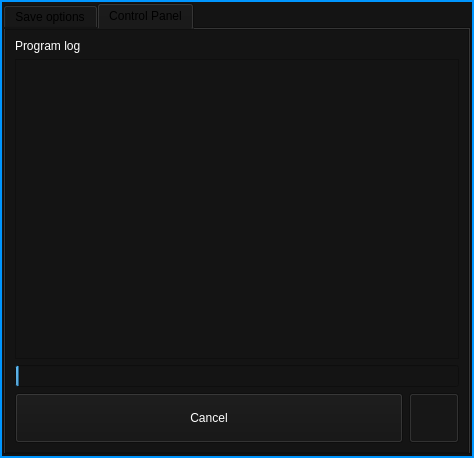
This is src/ui/measure_dialog.ui in ligerr13/PE_Spectroradiometer as Qt 5 draws it before an edit. The edited form follows.
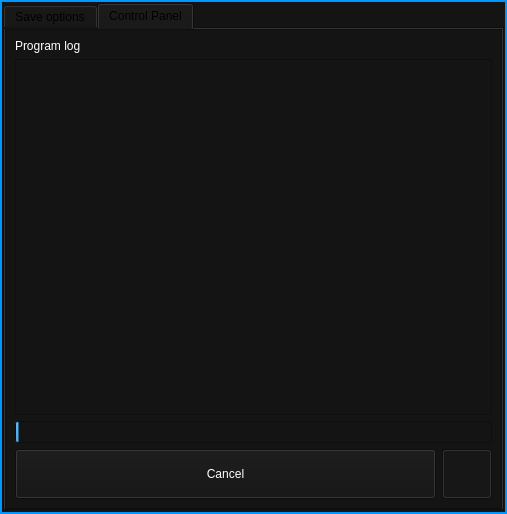
This is the edited form. Icons and pictures are not drawn.

Diff of the .ui file:
```diff
--- a/src/ui/measure_dialog.ui
+++ b/src/ui/measure_dialog.ui
@@ -6,8 +6,8 @@
    <rect>
     <x>0</x>
     <y>0</y>
-    <width>474</width>
-    <height>458</height>
+    <width>507</width>
+    <height>514</height>
    </rect>
   </property>
   <property name="windowTitle">
@@ -185,8 +185,8 @@
               <rect>
                <x>0</x>
                <y>0</y>
-               <width>460</width>
-               <height>421</height>
+               <width>493</width>
+               <height>477</height>
               </rect>
              </property>
              <layout class="QVBoxLayout" name="verticalLayout_4">
```
Left out of the diff: 4 changed lines with no effect on the pictures.
